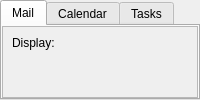
The window that src/chrono_mail/ui/forms/settings_sidebar.ui (rob-vandenberg/chrono-mail) describes before a commit, drawn with Qt 5.
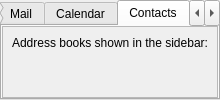
The same window after the commit. The open tabs and pages were chosen to show the change.

Commit message: The same tabs Mail, Calendar, Contacts and Tasks on Settings Sidebar and Tags, a Contacts tab in Settings Sidebar, a contact in a hidden address book opens in its own window, the Tag overview keeps its size

Diff of the .ui file:
```diff
--- a/src/chrono_mail/ui/forms/settings_sidebar.ui
+++ b/src/chrono_mail/ui/forms/settings_sidebar.ui
@@ -168,6 +168,80 @@
        </item>
       </layout>
      </widget>
+     <widget class="QWidget" name="contactsTab">
+      <attribute name="title">
+       <string>Contacts</string>
+      </attribute>
+      <layout class="QVBoxLayout" name="contactsTabLayout">
+       <property name="leftMargin">
+        <number>0</number>
+       </property>
+       <property name="topMargin">
+        <number>0</number>
+       </property>
+       <property name="rightMargin">
+        <number>0</number>
+       </property>
+       <property name="bottomMargin">
+        <number>0</number>
+       </property>
+       <item>
+        <widget class="QScrollArea" name="contactsScroller">
+         <property name="widgetResizable">
+          <bool>true</bool>
+         </property>
+         <widget class="QWidget" name="contactsInner">
+          <layout class="QVBoxLayout" name="contactsInnerLayout" stretch="0,0,1">
+           <item>
+            <widget class="QLabel" name="contactsHeading">
+             <property name="text">
+              <string>Address books shown in the sidebar:</string>
+             </property>
+             <property name="role" stdset="0">
+              <string>heading</string>
+             </property>
+            </widget>
+           </item>
+           <item>
+            <widget class="QWidget" name="contactsTicks">
+             <layout class="QVBoxLayout" name="contactsTicksLayout">
+              <property name="leftMargin">
+               <number>0</number>
+              </property>
+              <property name="topMargin">
+               <number>0</number>
+              </property>
+              <property name="rightMargin">
+               <number>0</number>
+              </property>
+              <property name="bottomMargin">
+               <number>0</number>
+              </property>
+             </layout>
+            </widget>
+           </item>
+           <item>
+            <spacer name="contactsInnerEnd">
+             <property name="orientation">
+              <enum>Qt::Vertical</enum>
+             </property>
+             <property name="sizeType">
+              <enum>QSizePolicy::Expanding</enum>
+             </property>
+             <property name="sizeHint" stdset="0">
+              <size>
+               <width>0</width>
+               <height>0</height>
+              </size>
+             </property>
+            </spacer>
+           </item>
+          </layout>
+         </widget>
+        </widget>
+       </item>
+      </layout>
+     </widget>
      <widget class="QWidget" name="tasksTab">
       <attribute name="title">
        <string>Tasks</string>
```
The commit also changes 20 other files.
